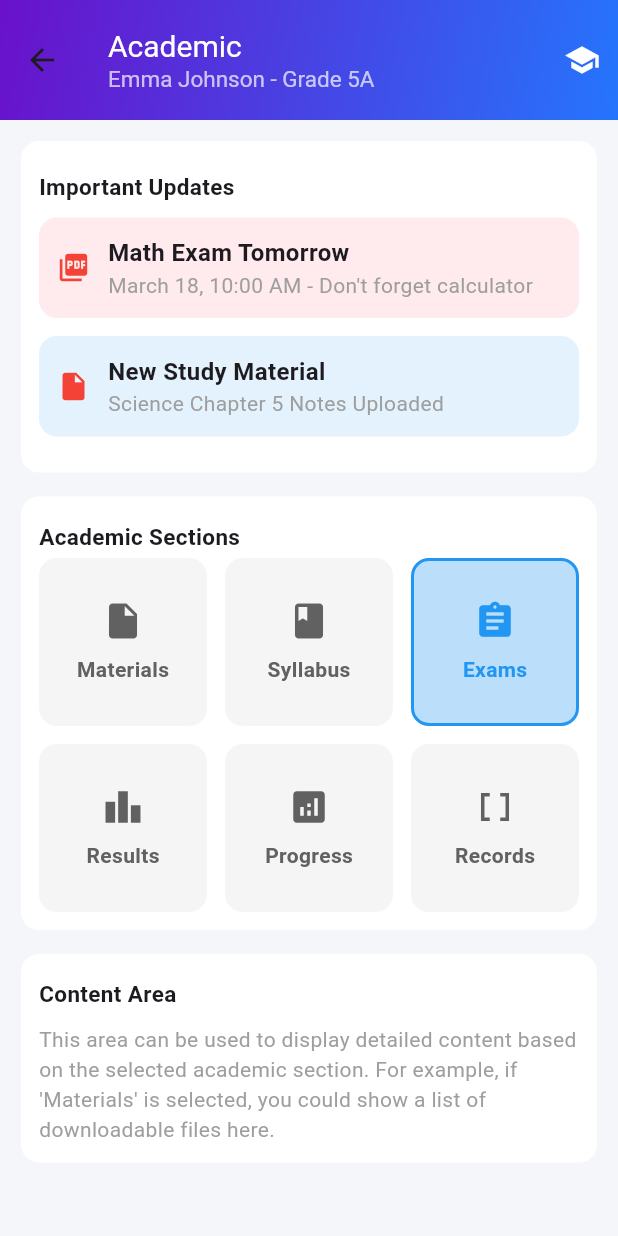
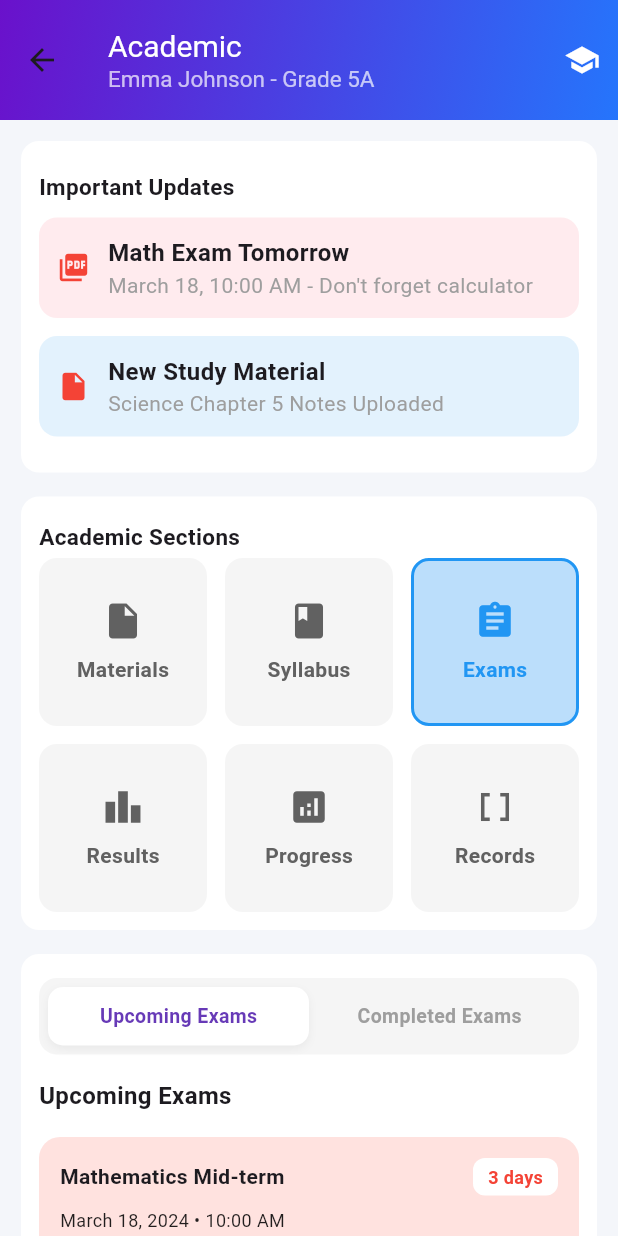
Before and after one commit to Alfas1511/school-app-d3s, a Flutter app: the AcademicPage screen opened directly, after a tap on "Syllabus", after a tap on "Exams", on a phone screen of 412 x 824 dp. Run offline on Flutter 3.47's test engine with Material 3 defaults, Android fonts, the phone set to English and light mode, and no system bars; our stand-ins replace shared_preferences, table_calendar; accounts and stored records are empty.

Commit message:
code updates

```diff
--- a/lib/models/students_list.dart
+++ b/lib/models/students_list.dart
@@ -31,19 +31,19 @@ class Student {
 
   factory Student.fromJson(Map<String, dynamic> json) {
     return Student(
-      id: json['id'],
-      admissionNo: json['admission_no'],
-      firstName: json['first_name'],
-      lastName: json['last_name'],
-      admissionDate: json['admission_date'],
-      dob: json['dob'],
-      gender: json['gender'],
+      id: json['id'] is int ? json['id'] : int.parse(json['id'].toString()),
+      admissionNo: json['admission_no']?.toString() ?? '',
+      firstName: json['first_name'] ?? '',
+      lastName: json['last_name'] ?? '',
+      admissionDate: json['admission_date']?.toString() ?? '',
+      dob: json['dob']?.toString() ?? '',
+      gender: json['gender'] ?? '',
       studentImage: json['student_image'],
       bloodGroup: json['blood_group'],
       address: json['address'],
       emergencyContact: json['primary_contact_number'],
-      grade: json['grade'],
-      division: json['divison'],
+      grade: json['grade']?.toString(),
+      division: json['division']?.toString(),
     );
   }
 }
--- a/lib/views/academics_page.dart
+++ b/lib/views/academics_page.dart
@@ -2,6 +2,9 @@ import 'package:flutter/material.dart';
 import 'package:school_app/resources/app_icons.dart';
 import 'package:school_app/resources/app_spacing.dart';
 import 'package:school_app/widgets/academic_sections.dart';
+import 'package:school_app/widgets/exam_card_component.dart';
+import 'package:school_app/widgets/progress_row_component.dart';
+import 'package:school_app/widgets/tab_button_component.dart';
 
 class AcademicPage extends StatefulWidget {
   const AcademicPage({super.key});
@@ -392,11 +395,25 @@ class _AcademicPageState extends State<AcademicPage> {
   Widget _buildSyllabusContent() {
     return Column(
       children: [
-        _buildSectionTitle("Content Area"),
-        const SizedBox(height: 10),
-        const Text(
-          "This area can be used to display detailed content based on the selected academic section. For example, if 'Materials' is selected, you could show a list of downloadable files here.",
-          style: TextStyle(color: Colors.grey),
+        _buildSectionTitle("Current Syllabus Progress"),
+        const SizedBox(height: 20),
+        // Progress rows
+        ProgressRowComponent(
+          subject: "Mathematics",
+          progress: 0.85,
+          color: Colors.blue,
+        ),
+        SizedBox(height: 12),
+        ProgressRowComponent(
+          subject: "Science",
+          progress: 0.78,
+          color: Colors.green,
+        ),
+        SizedBox(height: 12),
+        ProgressRowComponent(
+          subject: "English",
+          progress: 0.92,
+          color: Colors.purple,
         ),
       ],
     );
@@ -405,11 +422,67 @@ class _AcademicPageState extends State<AcademicPage> {
   Widget _buildExamsContent() {
     return Column(
       children: [
-        _buildSectionTitle("Content Area"),
-        const SizedBox(height: 10),
-        const Text(
-          "This area can be used to display detailed content based on the selected academic section. For example, if 'Materials' is selected, you could show a list of downloadable files here.",
-          style: TextStyle(color: Colors.grey),
+        Column(
+          crossAxisAlignment: CrossAxisAlignment.start,
+          children: [
+            // Tabs (Upcoming / Completed)
+            Container(
+              padding: const EdgeInsets.all(6),
+              decoration: BoxDecoration(
+                color: Colors.grey.shade100,
+                borderRadius: BorderRadius.circular(12),
+              ),
+              child: Row(
+                children: [
+                  TabButtonComponent(
+                    title: "Upcoming Exams",
+                    isActive: true,
+                    onTap: () {
+                      // handle tab change
+                    },
+                  ),
+                  TabButtonComponent(
+                    title: "Completed Exams",
+                    isActive: false,
+                    onTap: () {
+                      // handle tab change
+                    },
+                  ),
+                ],
+              ),
+            ),
+            const SizedBox(height: 16),
+            const Text(
+              "Upcoming Exams",
+              style: TextStyle(fontSize: 16, fontWeight: FontWeight.bold),
+            ),
+            const SizedBox(height: 16),
+
+            // Exam cards
+            ExamCardComponent(
+              subject: "Mathematics Mid-term",
+              date: "March 18, 2024 • 10:00 AM",
+              details: "Chapters 6–8 • Duration 2 hours",
+              daysLeft: 3,
+              color: Colors.redAccent.shade100,
+            ),
+            const SizedBox(height: 12),
+            ExamCardComponent(
+              subject: "Science Practical",
+              date: "March 22, 2024 • 2:00 PM",
+              details: "Lab experiments • Duration 1.5 hours",
+              daysLeft: 7,
+              color: Colors.orangeAccent.shade100,
+            ),
+            const SizedBox(height: 12),
+            ExamCardComponent(
+              subject: "English Literature",
+              date: "March 25, 2024 • 9:00 AM",
+              details: "Poetry & Stories • Duration 2.5 hours",
+              daysLeft: 10,
+              color: Colors.amberAccent.shade100,
+            ),
+          ],
         ),
       ],
     );
--- a/lib/views/profile_management_page.dart
+++ b/lib/views/profile_management_page.dart
@@ -21,11 +21,28 @@ class _ProfileManagementState extends State<ProfileManagementPage> {
 
   List<Student> students = [];
 
+  // @override
+  // void initState() {
+  //   super.initState();
+  //   _fetchParentProfile();
+  //   _fetchStudents();
+  // }
+
   @override
   void initState() {
     super.initState();
-    _fetchParentProfile();
-    _fetchStudents();
+    _loadAllData();
+  }
+
+  Future<void> _loadAllData() async {
+    setState(() => isLoading = true);
+    try {
+      await Future.wait([_fetchParentProfile(), _fetchStudents()]);
+    } catch (e) {
+      print("Error fetching data: $e");
+    } finally {
+      setState(() => isLoading = false);
+    }
   }
 
   Future<void> _fetchParentProfile() async {
@@ -43,15 +60,15 @@ class _ProfileManagementState extends State<ProfileManagementPage> {
         final data = response['data'];
         setState(() {
           parentProfile = ParentProfile.fromJson(data);
-          isLoading = false;
+          // isLoading = false;
         });
       } else {
         throw Exception(response['message']);
       }
     } catch (e) {
-      setState(() {
-        isLoading = false;
-      });
+      // setState(() {
+      //   // isLoading = false;
+      // });
     }
   }
 
@@ -70,15 +87,15 @@ class _ProfileManagementState extends State<ProfileManagementPage> {
         final data = response['data'] as List;
         setState(() {
           students = data.map((json) => Student.fromJson(json)).toList();
-          isLoading = false;
+          // isLoading = false;
         });
       } else {
         throw Exception(response['message']);
       }
     } catch (e) {
-      setState(() {
-        isLoading = false;
-      });
+      // setState(() {
+      //   // isLoading = false;
+      // });
     }
   }
 
--- /dev/null
+++ b/lib/widgets/exam_card_component.dart
@@ -0,0 +1,75 @@
+import 'package:flutter/material.dart';
+
+class ExamCardComponent extends StatelessWidget {
+  final String subject;
+  final String date;
+  final String details;
+  final int daysLeft;
+  final Color color;
+
+  const ExamCardComponent({
+    super.key,
+    required this.subject,
+    required this.date,
+    required this.details,
+    required this.daysLeft,
+    required this.color,
+  });
+
+  @override
+  Widget build(BuildContext context) {
+    return Container(
+      padding: const EdgeInsets.all(14),
+      decoration: BoxDecoration(
+        color: color.withOpacity(0.25),
+        borderRadius: BorderRadius.circular(14),
+      ),
+      child: Column(
+        crossAxisAlignment: CrossAxisAlignment.start,
+        children: [
+          // Subject and Days Left
+          Row(
+            mainAxisAlignment: MainAxisAlignment.spaceBetween,
+            children: [
+              Text(
+                subject,
+                style: const TextStyle(
+                  fontWeight: FontWeight.w600,
+                  fontSize: 14,
+                ),
+              ),
+              Container(
+                padding: const EdgeInsets.symmetric(
+                  horizontal: 10,
+                  vertical: 4,
+                ),
+                decoration: BoxDecoration(
+                  color: Colors.white,
+                  borderRadius: BorderRadius.circular(8),
+                ),
+                child: Text(
+                  "$daysLeft days",
+                  style: const TextStyle(
+                    fontSize: 12,
+                    fontWeight: FontWeight.w600,
+                    color: Colors.red,
+                  ),
+                ),
+              ),
+            ],
+          ),
+          const SizedBox(height: 8),
+          Text(
+            date,
+            style: const TextStyle(fontSize: 12, color: Colors.black87),
+          ),
+          const SizedBox(height: 4),
+          Text(
+            details,
+            style: const TextStyle(fontSize: 12, color: Colors.deepOrange),
+          ),
+        ],
+      ),
+    );
+  }
+}
--- /dev/null
+++ b/lib/widgets/progress_row_component.dart
@@ -0,0 +1,50 @@
+import 'package:flutter/material.dart';
+
+class ProgressRowComponent extends StatelessWidget {
+  final String subject;
+  final double progress;
+  final Color color;
+
+  const ProgressRowComponent({
+    super.key,
+    required this.subject,
+    required this.progress,
+    required this.color,
+  });
+
+  @override
+  Widget build(BuildContext context) {
+    return Column(
+      crossAxisAlignment: CrossAxisAlignment.start,
+      children: [
+        Row(
+          mainAxisAlignment: MainAxisAlignment.spaceBetween,
+          children: [
+            Text(
+              subject,
+              style: const TextStyle(fontSize: 14, fontWeight: FontWeight.w500),
+            ),
+            Text(
+              "${(progress * 100).toInt()}%",
+              style: const TextStyle(
+                fontSize: 13,
+                fontWeight: FontWeight.bold,
+                color: Colors.grey,
+              ),
+            ),
+          ],
+        ),
+        const SizedBox(height: 6),
+        ClipRRect(
+          borderRadius: BorderRadius.circular(10),
+          child: LinearProgressIndicator(
+            value: progress,
+            minHeight: 8,
+            backgroundColor: Colors.grey.shade200,
+            valueColor: AlwaysStoppedAnimation<Color>(color),
+          ),
+        ),
+      ],
+    );
+  }
+}
--- /dev/null
+++ b/lib/widgets/tab_button_component.dart
@@ -0,0 +1,48 @@
+import 'package:flutter/material.dart';
+
+class TabButtonComponent extends StatelessWidget {
+  final String title;
+  final bool isActive;
+  final VoidCallback? onTap;
+
+  const TabButtonComponent({
+    super.key,
+    required this.title,
+    required this.isActive,
+    this.onTap,
+  });
+
+  @override
+  Widget build(BuildContext context) {
+    return Expanded(
+      child: GestureDetector(
+        onTap: onTap,
+        child: Container(
+          padding: const EdgeInsets.symmetric(vertical: 10),
+          decoration: BoxDecoration(
+            color: isActive ? Colors.white : Colors.transparent,
+            borderRadius: BorderRadius.circular(10),
+            boxShadow: isActive
+                ? [
+                    BoxShadow(
+                      color: Colors.black.withOpacity(0.05),
+                      blurRadius: 4,
+                      offset: const Offset(0, 2),
+                    ),
+                  ]
+                : [],
+          ),
+          alignment: Alignment.center,
+          child: Text(
+            title,
+            style: TextStyle(
+              fontWeight: FontWeight.w600,
+              fontSize: 13,
+              color: isActive ? Colors.deepPurple : Colors.grey,
+            ),
+          ),
+        ),
+      ),
+    );
+  }
+}
```
